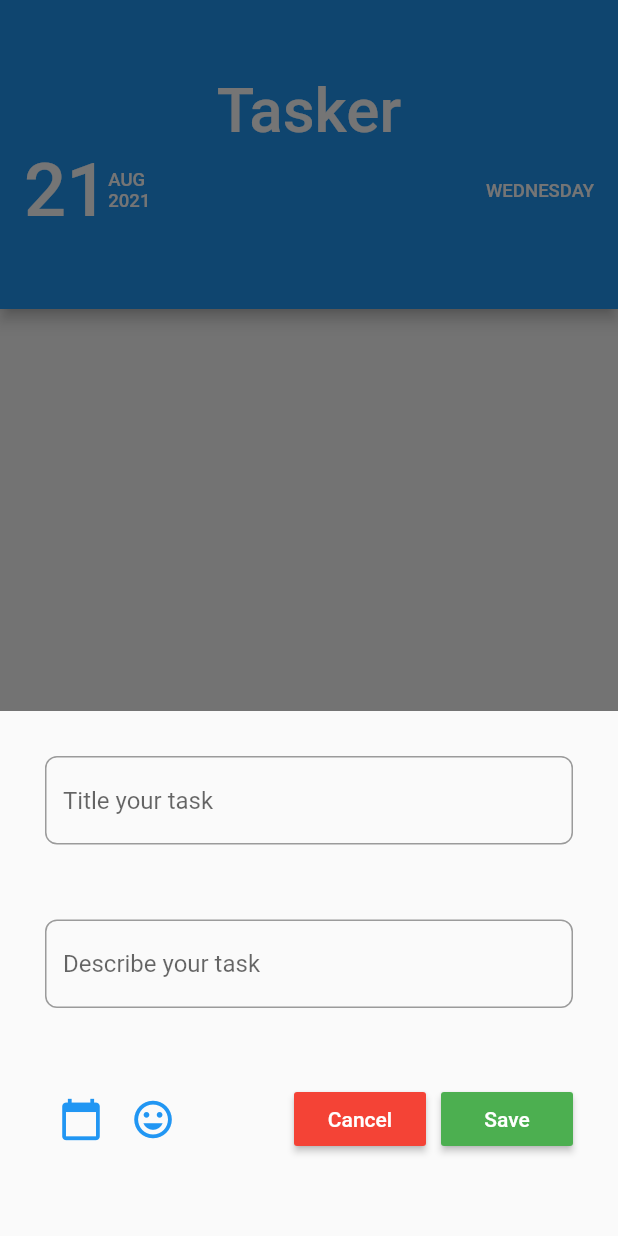
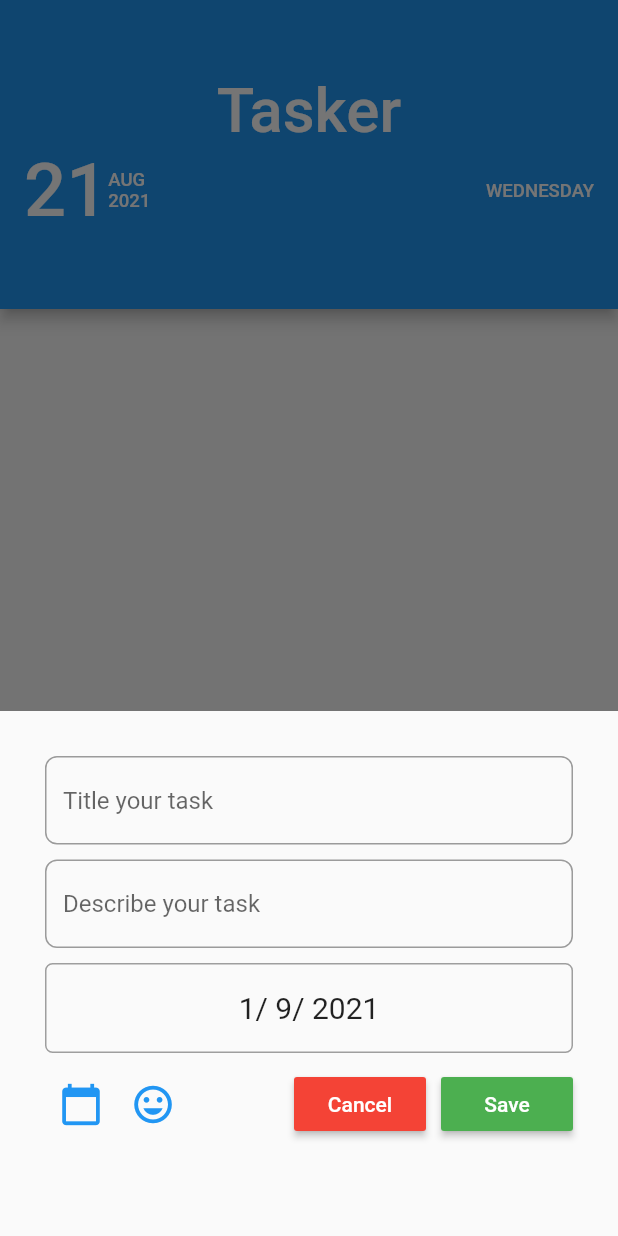
Before and after one commit to kleinelizeu/todolist, a Flutter app: the screen it shows after launch, after a tap on the "add" icon, on a phone screen of 412 x 824 dp. Run offline on Flutter 3.47's test engine with Material 2 defaults, Android fonts, the phone set to English and light mode, and no system bars; our stand-ins replace shared_preferences.

```diff
--- a/lib/app/models/todo_model.dart
+++ b/lib/app/models/todo_model.dart
@@ -2,7 +2,22 @@ class Todo {
   String id;
   String title;
   String description;
+  DateTime date;
   bool isDone = false;
 
-  Todo({this.id, this.title, this.description});
+  Todo({this.id, this.title, this.description, this.date});
+
+  Todo.fromMap(Map map)
+      : this.id = map['id'],
+        this.title = map["title"],
+        this.description = map["description"],
+        this.date = map["date"];
+
+  Map toMap() {
+    return {
+      'title': this.title,
+      'description': this.description,
+      'date': this.date.toIso8601String(),
+    };
+  }
 }
--- a/lib/app/providers/todo_provider.dart
+++ b/lib/app/providers/todo_provider.dart
@@ -1,13 +1,16 @@
 import 'dart:collection';
+import 'dart:convert';
 import 'dart:math';
 
 import 'package:flutter/material.dart';
+import 'package:shared_preferences/shared_preferences.dart';
 import 'package:todolist/app/models/todo_model.dart';
 
 class TodoProvider extends ChangeNotifier {
-  final List<Todo> _todos = [];
+  List<Todo> _todos = [];
 
   List<Todo> get todos => _todos;
+  SharedPreferences sharedPreferences;
 
   int get todosCount {
     return _todos.length;
@@ -20,6 +23,7 @@ class TodoProvider extends ChangeNotifier {
       id: hasId ? data['id'] as String : Random().nextDouble().toString(),
       title: data['title'] as String,
       description: data['description'] as String,
+      date: data['date'],
     );
     if (hasId) {
       updateTodo(todo);
@@ -30,6 +34,7 @@ class TodoProvider extends ChangeNotifier {
 
   void addTodo(Todo todo) {
     _todos.add(todo);
+    saveData();
     notifyListeners();
   }
 
@@ -38,7 +43,9 @@ class TodoProvider extends ChangeNotifier {
 
     if (index >= 0) {
       _todos[index] = todo;
+
       notifyListeners();
+      saveData();
     }
   }
 
@@ -47,13 +54,23 @@ class TodoProvider extends ChangeNotifier {
 
     if (index >= 0) {
       _todos.removeWhere((element) => element.id == todo.id);
+      saveData();
       notifyListeners();
     }
   }
 
-  void toggleDone(String id) {
-    var index = _todos.indexWhere((element) => element.id == id);
-    _todos[index].isDone = !_todos[index].isDone;
+  void saveData() async {
+    final sharedPreferences = await SharedPreferences.getInstance();
+    List<String> spList =
+        _todos.map((todo) => json.encode(todo.toMap())).toList();
+    sharedPreferences.setStringList('title', spList);
+    print(spList);
+  }
+
+  void loadData() async {
+    final sharedPreferences = await SharedPreferences.getInstance();
+    List<String> spList = sharedPreferences.getStringList('title');
+    _todos = spList.map((todo) => Todo.fromMap(json.decode(todo))).toList();
     notifyListeners();
   }
 }
--- a/lib/app/screens/home_screen.dart
+++ b/lib/app/screens/home_screen.dart
@@ -1,6 +1,6 @@
 import 'package:flutter/material.dart';
 import 'package:provider/provider.dart';
-import 'package:todolist/app/models/todo_model.dart';
+import 'package:shared_preferences/shared_preferences.dart';
 import 'package:todolist/app/providers/todo_provider.dart';
 import 'package:todolist/app/screens/todoform_screen.dart';
 import 'package:todolist/app/widgets/todolist_widget.dart';
@@ -11,6 +11,20 @@ class HomeScreen extends StatefulWidget {
 }
 
 class _HomeScreenState extends State<HomeScreen> {
+  SharedPreferences sharedPreferences;
+
+  @override
+  void initState() {
+    initSharedPreferences();
+
+    super.initState();
+  }
+
+  initSharedPreferences() async {
+    sharedPreferences = await SharedPreferences.getInstance();
+    Provider.of<TodoProvider>(context, listen: false).loadData();
+  }
+
   @override
   Widget build(BuildContext context) {
     final TodoProvider todoProvider = Provider.of(context);
--- a/lib/app/screens/todoform_screen.dart
+++ b/lib/app/screens/todoform_screen.dart
@@ -1,5 +1,3 @@
-import 'dart:math';
-
 import 'package:flutter/material.dart';
 import 'package:provider/provider.dart';
 import 'package:todolist/app/models/todo_model.dart';
@@ -11,6 +9,7 @@ class TodoForm extends StatefulWidget {
 }
 
 class _TodoFormState extends State<TodoForm> {
+  var _date = DateTime.now();
   final _formData = Map<String, Object>();
   final _formKey = GlobalKey<FormState>();
 
@@ -26,6 +25,7 @@ class _TodoFormState extends State<TodoForm> {
         _formData['id'] = todo.id;
         _formData['title'] = todo.title;
         _formData['description'] = todo.description;
+        _formData['date'] = todo.date;
       }
     }
     super.didChangeDependencies();
@@ -67,7 +67,7 @@ class _TodoFormState extends State<TodoForm> {
                   ),
                 ),
                 SizedBox(
-                  height: 50,
+                  height: 10,
                 ),
                 TextFormField(
                   focusNode: _descriptionFocus,
@@ -80,7 +80,28 @@ class _TodoFormState extends State<TodoForm> {
                   ),
                 ),
                 SizedBox(
-                  height: 50,
+                  height: 10,
+                ),
+                Container(
+                  height: 60,
+                  decoration: BoxDecoration(
+                    borderRadius: BorderRadius.circular(5),
+                    border: Border.all(
+                      color: Colors.grey,
+                      width: 1,
+                    ),
+                  ),
+                  child: Center(
+                    child: Text(
+                      "${_date.day}/ ${_date.month}/ ${_date.year}",
+                      style: TextStyle(
+                        fontSize: 20,
+                      ),
+                    ),
+                  ),
+                ),
+                SizedBox(
+                  height: 10,
                 ),
                 Row(
                   mainAxisAlignment: MainAxisAlignment.spaceBetween,
@@ -93,7 +114,20 @@ class _TodoFormState extends State<TodoForm> {
                             size: 30,
                             color: Theme.of(context).primaryColor,
                           ),
-                          onPressed: () {},
+                          onPressed: () async {
+                            DateTime picked = await showDatePicker(
+                              context: context,
+                              initialDate: _date,
+                              firstDate: DateTime(_date.year - 5),
+                              lastDate: DateTime(_date.year + 5),
+                            );
+                            if (picked != null) {
+                              setState(() {
+                                _date = picked;
+                                _formData['date'] = picked;
+                              });
+                            }
+                          },
                         ),
                         IconButton(
                           icon: Icon(
--- a/pubspec.yaml
+++ b/pubspec.yaml
@@ -24,6 +24,7 @@ dependencies:
   flutter:
     sdk: flutter
   provider: 4.3.1
+  shared_preferences: ^0.5.3+4
 
 
   # The following adds the Cupertino Icons font to your application.
```
Also changed, not shown: lib/app/widgets/todolist_widget.dart (+13 -1 lines), pubspec.lock.
